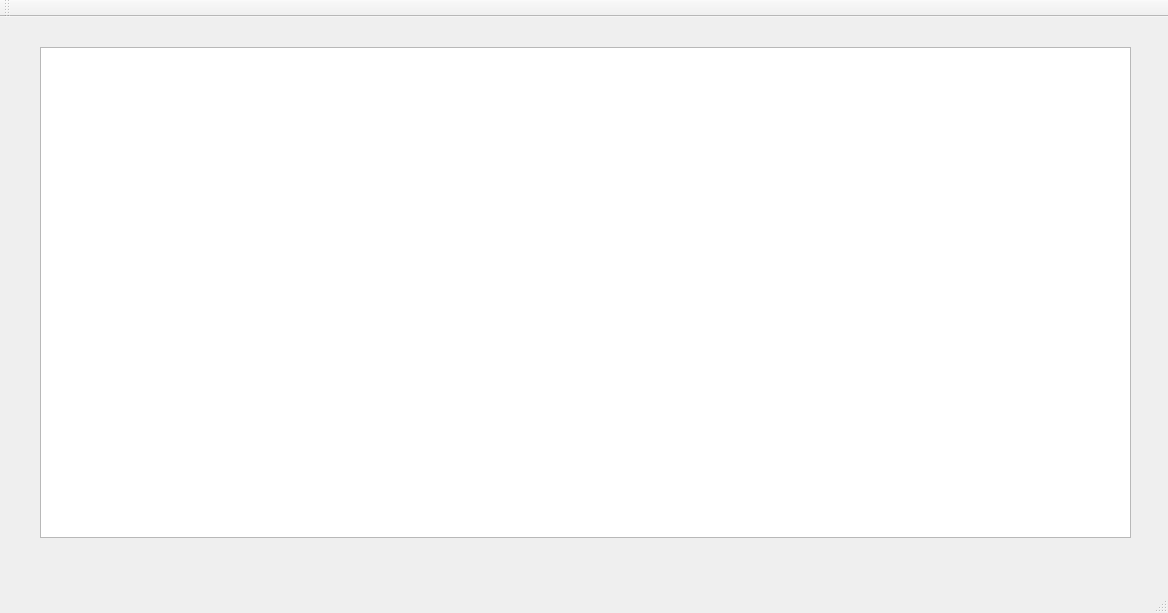
Before: the Qt Designer form mainwindow.ui in Aoriseth/Qt-game-with-AStar-pathfinding, drawn with Qt 5.
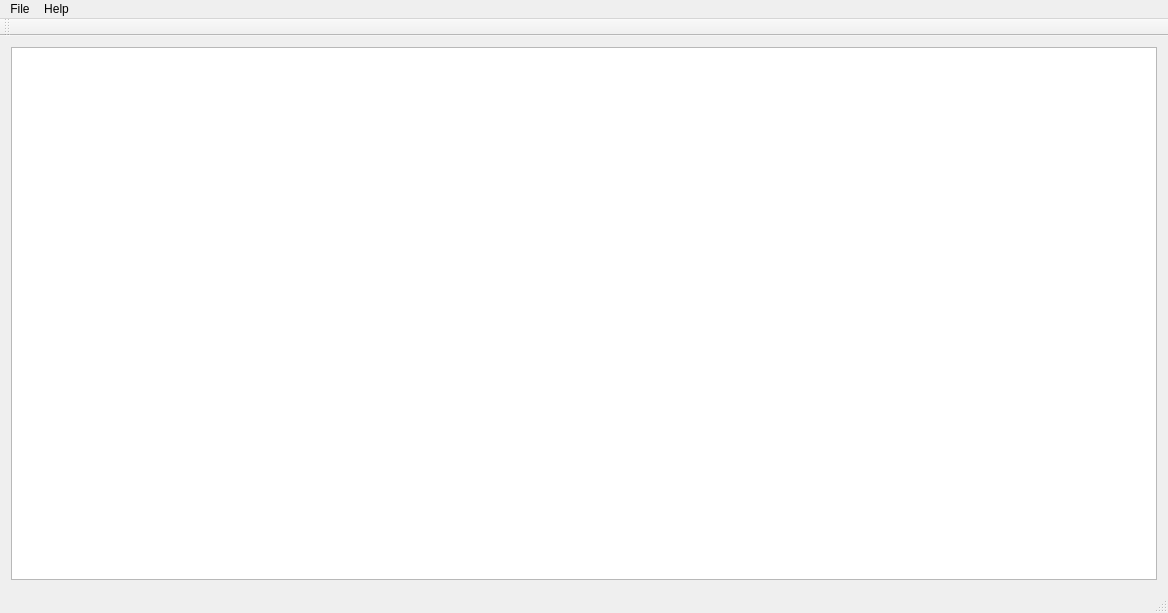
After: the same form once the commit is applied.

Commit message: Make the view fit to the window; Add the Protagonist to the view.

```diff
--- a/mainwindow.ui
+++ b/mainwindow.ui
@@ -14,19 +14,15 @@
    <string>MainWindow</string>
   </property>
   <widget class="QWidget" name="centralWidget">
-   <widget class="QGraphicsView" name="graphicsView">
-    <property name="geometry">
-     <rect>
-      <x>40</x>
-      <y>30</y>
-      <width>1091</width>
-      <height>491</height>
-     </rect>
-    </property>
-    <property name="autoFillBackground">
-     <bool>true</bool>
-    </property>
-   </widget>
+   <layout class="QGridLayout" name="gridLayout">
+    <item row="0" column="0">
+     <layout class="QVBoxLayout" name="verticalLayout">
+      <item>
+       <widget class="QGraphicsView" name="graphicsView"/>
+      </item>
+     </layout>
+    </item>
+   </layout>
   </widget>
   <widget class="QMenuBar" name="menuBar">
    <property name="geometry">
@@ -37,6 +33,20 @@
      <height>26</height>
     </rect>
    </property>
+   <widget class="QMenu" name="menuFile">
+    <property name="title">
+     <string>File</string>
+    </property>
+    <addaction name="actionOpen_map"/>
+    <addaction name="actionSave_result"/>
+   </widget>
+   <widget class="QMenu" name="menuHelp">
+    <property name="title">
+     <string>Help</string>
+    </property>
+   </widget>
+   <addaction name="menuFile"/>
+   <addaction name="menuHelp"/>
   </widget>
   <widget class="QToolBar" name="mainToolBar">
    <attribute name="toolBarArea">
```
Left out of the diff: 10 changed lines with no effect on the pictures. The commit also changes 3 other files.
